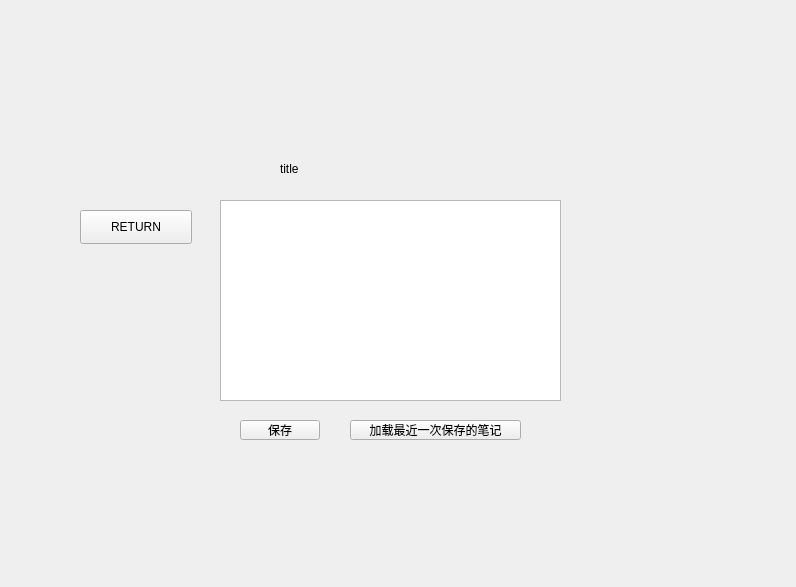
Qt form cola/note.ui (jinkq/CourseTable) before a commit.
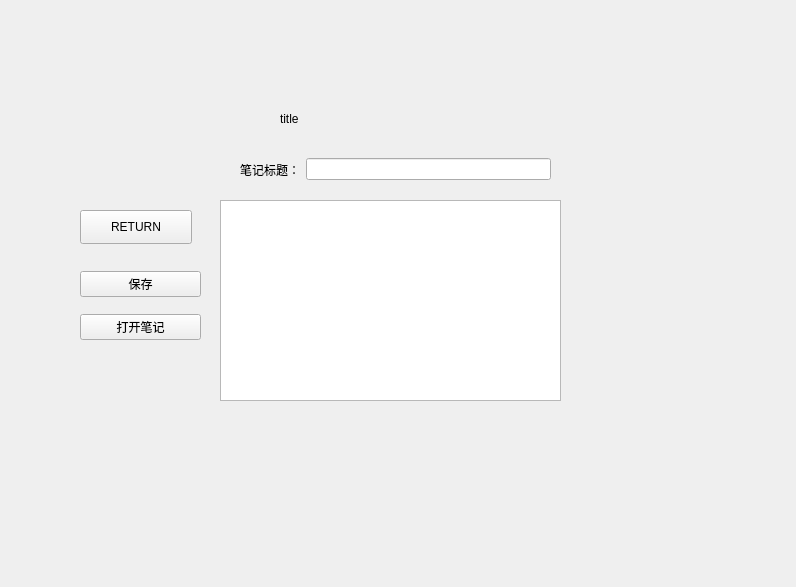
The same form after that commit.

Commit message: 笔记搞定

What changed in the file:
```diff
--- a/cola/note.ui
+++ b/cola/note.ui
@@ -17,7 +17,7 @@
    <property name="geometry">
     <rect>
      <x>280</x>
-     <y>160</y>
+     <y>110</y>
      <width>241</width>
      <height>18</height>
     </rect>
@@ -49,31 +49,53 @@
     </rect>
    </property>
   </widget>
-  <widget class="QPushButton" name="saveNoteButton">
+  <widget class="QWidget" name="widget" native="true">
    <property name="geometry">
     <rect>
      <x>240</x>
-     <y>420</y>
-     <width>80</width>
-     <height>20</height>
+     <y>139</y>
+     <width>311</width>
+     <height>61</height>
     </rect>
    </property>
-   <property name="text">
-    <string>保存</string>
-   </property>
+   <layout class="QHBoxLayout" name="horizontalLayout">
+    <item>
+     <widget class="QLabel" name="label">
+      <property name="text">
+       <string>笔记标题：</string>
+      </property>
+     </widget>
+    </item>
+    <item>
+     <widget class="QLineEdit" name="noteTitleEdit"/>
+    </item>
+   </layout>
   </widget>
-  <widget class="QPushButton" name="loadNoteButton">
+  <widget class="QWidget" name="widget_2" native="true">
    <property name="geometry">
     <rect>
-     <x>350</x>
-     <y>420</y>
-     <width>171</width>
-     <height>20</height>
+     <x>80</x>
+     <y>260</y>
+     <width>121</width>
+     <height>91</height>
     </rect>
    </property>
-   <property name="text">
-    <string>加载最近一次保存的笔记</string>
-   </property>
+   <layout class="QVBoxLayout" name="verticalLayout">
+    <item>
+     <widget class="QPushButton" name="saveNoteButton">
+      <property name="text">
+       <string>保存</string>
+      </property>
+     </widget>
+    </item>
+    <item>
+     <widget class="QPushButton" name="loadNoteButton">
+      <property name="text">
+       <string>打开笔记</string>
+      </property>
+     </widget>
+    </item>
+   </layout>
   </widget>
  </widget>
  <resources/>
```
The commit also changes 2 other files.
